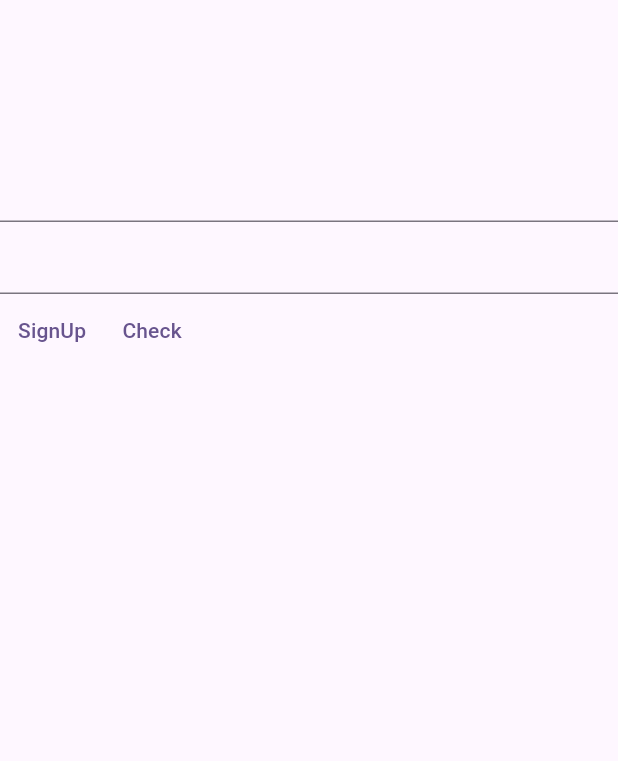
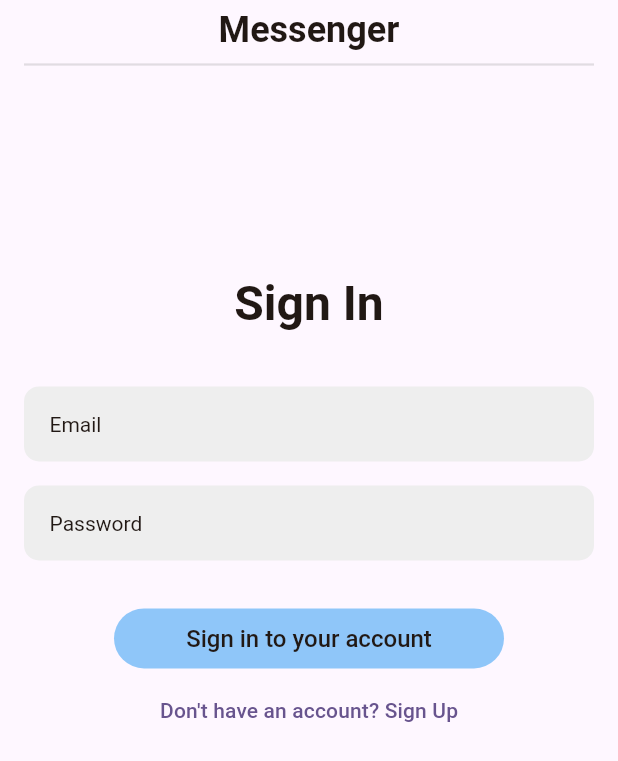
Before and after one commit to matviizakrevskyi/Flutter-Messenger, a Flutter app: the screen it shows after launch, on a phone screen of 412 x 824 dp. Shown: the top 761 px of the screen. Run offline on Flutter 3.47's test engine with Material 3 defaults, Android fonts, the phone set to English and light mode, and no system bars; our stand-ins replace firebase_auth, firebase_core, flutter_bloc, get_it, injectable; accounts and stored records are empty; Roboto replaces fonts that are missing (Raleway).

Commit message:
update auth screen

```diff
--- a/lib/datasources/auth_datasource.dart
+++ b/lib/datasources/auth_datasource.dart
@@ -3,7 +3,7 @@ import 'package:firebase_auth/firebase_auth.dart';
 class AuthDatasource {
   AuthDatasource();
 
-  signUp(String email, String password) async {
+  Future<void> signUp(String email, String password) async {
     try {
       await FirebaseAuth.instance.createUserWithEmailAndPassword(email: email, password: password);
     } catch (e) {
@@ -11,7 +11,7 @@ class AuthDatasource {
     }
   }
 
-  signIn(String email, String password) async {
+  Future<void> signIn(String email, String password) async {
     try {
       await FirebaseAuth.instance.signInWithEmailAndPassword(email: email, password: password);
     } catch (e) {
@@ -19,7 +19,7 @@ class AuthDatasource {
     }
   }
 
-  signOut() async {
+  Future<void> signOut() async {
     await FirebaseAuth.instance.signOut();
   }
 }
--- /dev/null
+++ b/lib/domain/str_email_ext.dart
@@ -0,0 +1,6 @@
+extension EmailValidation on String {
+  bool get isEmail {
+    final emailRegex = RegExp(r'^[\w-\.]+@([\w-]+\.)+[\w-]{2,4}$');
+    return emailRegex.hasMatch(this);
+  }
+}
--- a/lib/screens/auth/auth_cubit.dart
+++ b/lib/screens/auth/auth_cubit.dart
@@ -1,6 +1,8 @@
 import 'package:firebase_auth/firebase_auth.dart';
 import 'package:flutter/material.dart';
 import 'package:flutter_bloc/flutter_bloc.dart';
+import 'package:flutter_messenger/domain/str_email_ext.dart';
+import 'package:flutter_messenger/screens/auth/auth_enum.dart';
 import 'package:flutter_messenger/usecases/sign_up.dart';
 import 'package:injectable/injectable.dart';
 
@@ -12,13 +14,38 @@ class AuthCubit extends Cubit<AuthState> {
 
   TextEditingController emailController = TextEditingController();
   TextEditingController passwordController = TextEditingController();
+  TextEditingController repeatedPasswordController = TextEditingController();
 
-  AuthCubit(this._signUpUseCase) : super(AuthState(false));
+  AuthCubit(this._signUpUseCase) : super(AuthState(false, AuthStatus.signIn, ""));
 
-  onSignUp() async {
-    await _signUpUseCase.execute(emailController.text, passwordController.text);
+  onNextButton() async {
+    if (emailController.text.isEmpty || !emailController.text.isEmail) {
+      emit(state.copyWith(errorMessege: "The email or password is not correct"));
+    } else {
+      switch (state.authStatus) {
+        case AuthStatus.signUp:
+          if (passwordController.text != repeatedPasswordController.text) {
+            emit(state.copyWith(errorMessege: "Passwords do not match"));
+            return;
+          }
+          try {
+            await _signUpUseCase.execute(emailController.text, passwordController.text);
+          } catch (e) {
+            print(e);
+          }
+        case AuthStatus.signIn:
+        //SignInUseCase
+      }
+    }
   }
 
+  changeAuthStatus() {
+    emit(state.copyWith(
+        authStatus: state.authStatus == AuthStatus.signIn ? AuthStatus.signUp : AuthStatus.signIn,
+        errorMessege: ""));
+  }
+
+  //Todo remove later
   checkStatues() {
     final user = FirebaseAuth.instance.currentUser;
     print(user);
--- /dev/null
+++ b/lib/screens/auth/auth_enum.dart
@@ -0,0 +1,31 @@
+enum AuthStatus {
+  signUp,
+  signIn;
+
+  String get stringValue {
+    switch (this) {
+      case AuthStatus.signUp:
+        return "Sign Up";
+      case AuthStatus.signIn:
+        return "Sign In";
+    }
+  }
+
+  String get stringValueForAuthButton {
+    switch (this) {
+      case AuthStatus.signUp:
+        return "Create account";
+      case AuthStatus.signIn:
+        return "Sign in to your account";
+    }
+  }
+
+  String get stringValueForChangeButton {
+    switch (this) {
+      case AuthStatus.signUp:
+        return "Do you already have an account? Sign In";
+      case AuthStatus.signIn:
+        return "Don't have an account? Sign Up";
+    }
+  }
+}
--- a/lib/screens/auth/auth_screen.dart
+++ b/lib/screens/auth/auth_screen.dart
@@ -1,42 +1,110 @@
 import 'package:flutter/material.dart';
 import 'package:flutter_bloc/flutter_bloc.dart';
 import 'package:flutter_messenger/screens/auth/auth_cubit.dart';
+import 'package:flutter_messenger/screens/auth/auth_enum.dart';
+import 'package:flutter_messenger/screens/widgets/custom_text_field.dart';
+import 'package:flutter_messenger/styling/styling.dart';
 
 class AuthScreen extends StatelessWidget {
   @override
   Widget build(BuildContext context) {
     final cubit = context.read<AuthCubit>();
+    return BlocBuilder<AuthCubit, AuthState>(
+      builder: (context, state) {
         return Scaffold(
-      body: Center(
+          appBar: AppBar(
+            title: Column(
+              children: [
+                const Center(
+                  child: Text(
+                    "Messenger",
+                    style: CustomTextStyles.h2,
+                  ),
+                ),
+                Divider(
+                  thickness: 1.5,
+                  color: Colors.grey.withOpacity(0.3),
+                ),
+              ],
+            ),
+          ),
+          body: SingleChildScrollView(
             child: Column(
+              mainAxisAlignment: MainAxisAlignment.center,
+              mainAxisSize: MainAxisSize.max,
               children: [
+                SizedBox(
+                  height: MediaQuery.of(context).size.height * 0.15,
+                ),
+                Text(
+                  state.authStatus.stringValue,
+                  style: CustomTextStyles.h1,
+                ),
                 const SizedBox(
-            height: 100,
+                  height: 32,
                 ),
-          TextField(
+                CustomTextField(
+                  hintText: "Email",
                   controller: cubit.emailController,
                 ),
-          TextField(
+                const SizedBox(
+                  height: 16,
+                ),
+                CustomTextField(
+                  hintText: "Password",
                   controller: cubit.passwordController,
                 ),
-          Row(
-            children: [
-              TextButton(
-                onPressed: () {
-                  cubit.onSignUp();
+                if (state.authStatus == AuthStatus.signUp)
+                  Padding(
+                    padding: const EdgeInsets.only(top: 8),
+                    child: CustomTextField(
+                      hintText: "Repeat password",
+                      controller: cubit.repeatedPasswordController,
+                    ),
+                  ),
+                if (state.errorMessege.isNotEmpty)
+                  Padding(
+                    padding: const EdgeInsets.only(top: 8),
+                    child: Text(
+                      state.errorMessege,
+                      style: CustomTextStyles.errorMessege,
+                    ),
+                  ),
+                const SizedBox(
+                  height: 32,
+                ),
+                Ink(
+                  width: 260,
+                  height: 40,
+                  decoration: BoxDecoration(
+                      color: Colors.blue.withOpacity(0.5),
+                      borderRadius: const BorderRadius.all(Radius.circular(20))),
+                  child: InkWell(
+                    customBorder: RoundedRectangleBorder(borderRadius: BorderRadius.circular(20)),
+                    onTap: () {
+                      cubit.onNextButton();
                     },
-                child: const Text("SignUp"),
+                    child: Center(
+                        child: Text(
+                      state.authStatus.stringValueForAuthButton,
+                      style: CustomTextStyles.main,
+                    )),
+                  ),
+                ),
+                const SizedBox(
+                  height: 4,
                 ),
                 TextButton(
-                onPressed: () {
-                  cubit.checkStatues();
-                },
-                child: const Text("Check"),
+                    onPressed: () => cubit.changeAuthStatus(),
+                    child: Text(state.authStatus.stringValueForChangeButton)),
+                const SizedBox(
+                  height: 80,
                 )
               ],
-          )
-        ],
-      )),
+            ),
+          ),
+        );
+      },
     );
   }
 }
--- a/lib/screens/auth/auth_state.dart
+++ b/lib/screens/auth/auth_state.dart
@@ -2,8 +2,17 @@ part of "auth_cubit.dart";
 
 class AuthState {
   final bool isLoading;
+  final AuthStatus authStatus;
+  final String errorMessege;
 
-  AuthState(this.isLoading);
+  AuthState(
+    this.isLoading,
+    this.authStatus,
+    this.errorMessege,
+  );
 
-  AuthState copyWith({bool? isLoading}) => AuthState(isLoading ?? this.isLoading);
+  AuthState copyWith({bool? isLoading, AuthStatus? authStatus, String? errorMessege}) => AuthState(
+      isLoading ?? this.isLoading,
+      authStatus ?? this.authStatus,
+      errorMessege ?? this.errorMessege);
 }
--- /dev/null
+++ b/lib/screens/widgets/custom_text_field.dart
@@ -0,0 +1,52 @@
+import 'package:flutter/material.dart';
+import 'package:flutter_messenger/styling/styling.dart';
+
+class CustomTextField extends StatefulWidget {
+  final TextEditingController controller;
+  final String hintText;
+
+  const CustomTextField({
+    Key? key,
+    required this.controller,
+    required this.hintText,
+  }) : super(key: key);
+
+  @override
+  _CustomTextFieldState createState() => _CustomTextFieldState();
+}
+
+class _CustomTextFieldState extends State<CustomTextField> {
+  bool _isFocused = false;
+
+  @override
+  Widget build(BuildContext context) {
+    return Padding(
+      padding: const EdgeInsets.symmetric(horizontal: 16),
+      child: Focus(
+        onFocusChange: (value) {
+          setState(() {
+            _isFocused = value;
+          });
+        },
+        child: Container(
+          decoration: BoxDecoration(
+            color: _isFocused ? Colors.blue.withOpacity(0.1) : Colors.grey[200],
+            borderRadius: BorderRadius.circular(10.0),
+            border: _isFocused
+                ? Border.all(color: Colors.blue, width: 2.0)
+                : Border.all(color: Colors.transparent),
+          ),
+          child: TextField(
+            controller: widget.controller,
+            decoration: InputDecoration(
+              hintStyle: CustomTextStyles.placeholder,
+              hintText: widget.hintText,
+              contentPadding: EdgeInsets.symmetric(horizontal: 16.0, vertical: 12.0),
+              border: InputBorder.none,
+            ),
+          ),
+        ),
+      ),
+    );
+  }
+}
--- /dev/null
+++ b/lib/styling/styling.dart
@@ -0,0 +1,43 @@
+import 'package:flutter/material.dart';
+
+abstract class CustomTextStyles {
+  static const h1 = TextStyle(
+      fontFamily: 'Raleway',
+      fontSize: 32,
+      fontWeight: FontWeight.w600,
+      letterSpacing: 0,
+      color: CustomColors.textPrimaryColor);
+
+  static const h2 = TextStyle(
+      fontFamily: 'Raleway',
+      fontSize: 24,
+      fontWeight: FontWeight.w600,
+      letterSpacing: 0,
+      color: CustomColors.textPrimaryColor);
+
+  static const placeholder = TextStyle(
+      fontFamily: 'Raleway',
+      fontSize: 14,
+      fontWeight: FontWeight.w400,
+      letterSpacing: 0,
+      color: CustomColors.textPrimaryColor);
+
+  static const main = TextStyle(
+      fontFamily: 'Raleway',
+      fontSize: 16,
+      fontWeight: FontWeight.w500,
+      letterSpacing: 0,
+      color: CustomColors.textPrimaryColor);
+
+  static const errorMessege = TextStyle(
+      fontFamily: 'Raleway',
+      fontSize: 14,
+      fontWeight: FontWeight.w500,
+      letterSpacing: 0,
+      color: Colors.red);
+}
+
+abstract class CustomColors {
+  static const textPrimaryColor = Color(0xFF211814);
+  static const placeholder = Color(0xFFBFBFBF);
+}
--- a/lib/usecases/sign_up.dart
+++ b/lib/usecases/sign_up.dart
@@ -5,7 +5,7 @@ import 'package:injectable/injectable.dart';
 class SignUpUseCase {
   SignUpUseCase();
 
-  execute(String email, String password) async {
+  Future<void> execute(String email, String password) async {
     AuthDatasource authDatasource = AuthDatasource();
     await authDatasource.signUp(email, password);
   }
```
Also changed, not shown: lib/screens/widgets/custom_text_button.dart (added). Lines whose indentation alone changed are shown as unchanged.
